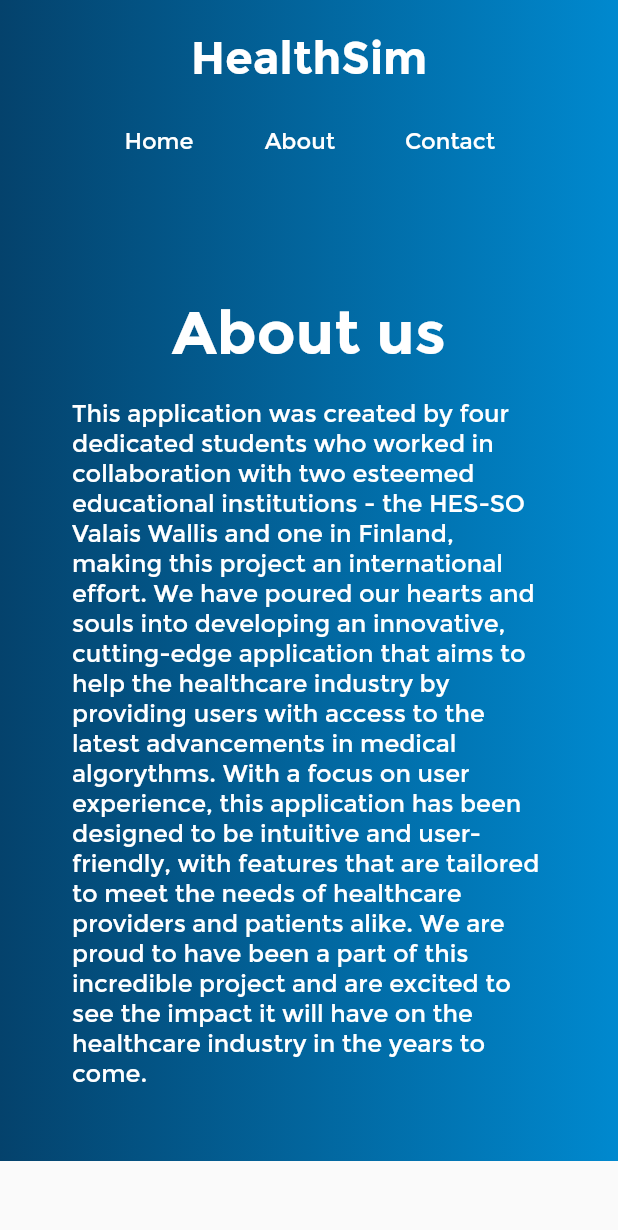
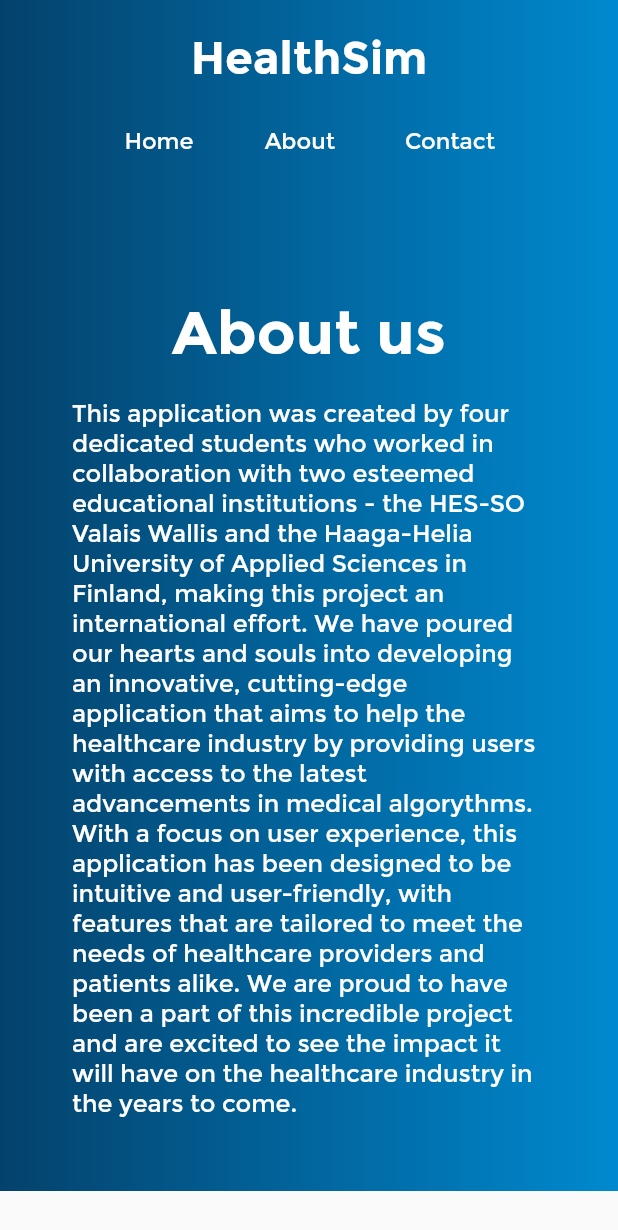
Before and after one commit to ndevanthery/HealthSim, a Flutter app: the AboutPage screen opened directly, on a phone screen of 412 x 824 dp. Shown: the top 1230 px of the screen. Run offline on Flutter 3.47's test engine with Material 2 defaults, Android fonts, the phone set to English and light mode, and no system bars; our stand-ins replace cloud_firestore, firebase_auth, firebase_core, loading_indicator, percent_indicator, tuple; accounts and stored records are empty.

Commit message:
about up to date

```diff
--- a/lib/about.dart
+++ b/lib/about.dart
@@ -42,7 +42,7 @@ class AboutPage extends StatelessWidget {
                       Padding(
                         padding: const EdgeInsets.symmetric(vertical: 20.0),
                         child: Text(
-                          "This application was created by four dedicated students who worked in collaboration with two esteemed educational institutions - the HES-SO Valais Wallis and one in Finland, making this project an international effort. We have poured our hearts and souls into developing an innovative, cutting-edge application that aims to help the healthcare industry by providing users with access to the latest advancements in medical algorythms. With a focus on user experience, this application has been designed to be intuitive and user-friendly, with features that are tailored to meet the needs of healthcare providers and patients alike. We are proud to have been a part of this incredible project and are excited to see the impact it will have on the healthcare industry in the years to come.",
+                          "This application was created by four dedicated students who worked in collaboration with two esteemed educational institutions - the HES-SO Valais Wallis and the Haaga-Helia University of Applied Sciences in Finland, making this project an international effort. We have poured our hearts and souls into developing an innovative, cutting-edge application that aims to help the healthcare industry by providing users with access to the latest advancements in medical algorythms. With a focus on user experience, this application has been designed to be intuitive and user-friendly, with features that are tailored to meet the needs of healthcare providers and patients alike. We are proud to have been a part of this incredible project and are excited to see the impact it will have on the healthcare industry in the years to come.",
                           style: TextStyle(fontSize: 16.0, color: Colors.white),
                         ),
                       ),
```
